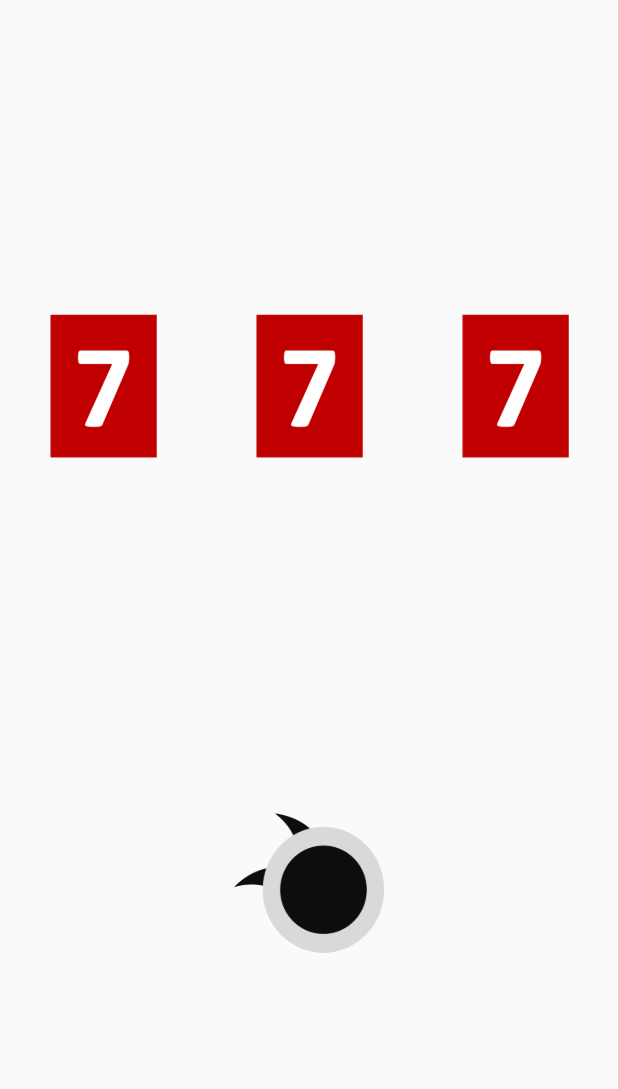
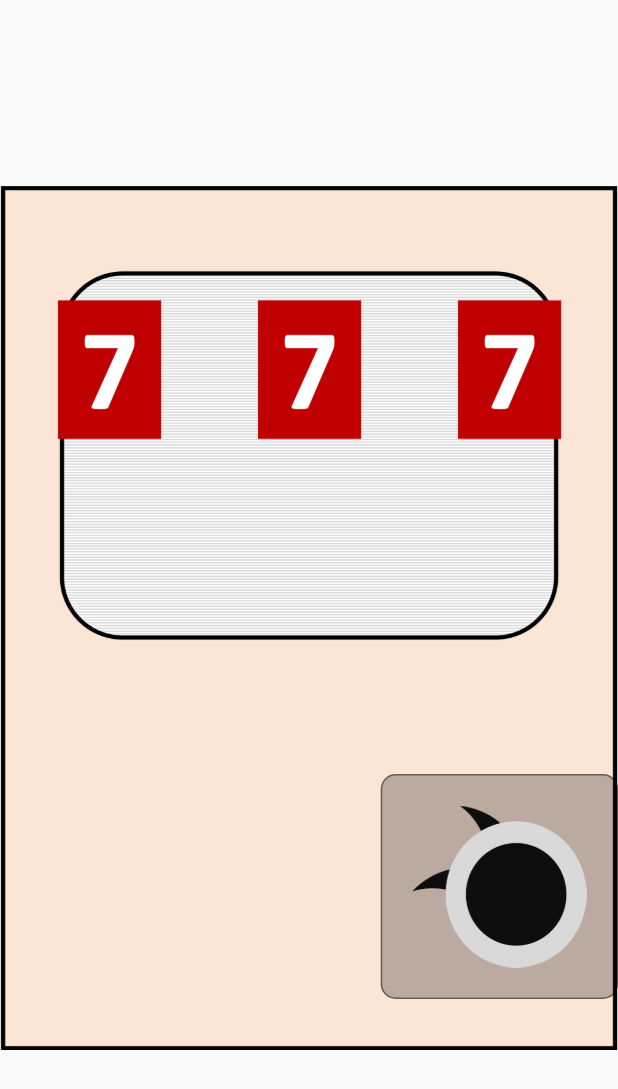
Before and after one commit to uneruby/flutter_test, a Flutter app: the screen it shows after launch, on a phone screen of 412 x 824 dp. Shown: the top 1089 px of the screen. Run offline on Flutter 3.47's test engine with Material 2 defaults, Android fonts, the phone set to English and light mode, and no system bars; our stand-ins replace flutter_riverpod, freezed_annotation.

Commit message:
UIの調整

```diff
--- a/lib/view/home_page.dart
+++ b/lib/view/home_page.dart
@@ -21,11 +21,20 @@ class HomePage extends ConsumerWidget {
     return Scaffold(
       body: SizedBox(
           width: double.infinity,
+          child: Container(
+            decoration: const BoxDecoration(
+                image: DecorationImage(
+              image: AssetImage('images/mockKYOUTAI.png'),
+            )),
             child: Column(
                 mainAxisAlignment: MainAxisAlignment.spaceEvenly,
                 crossAxisAlignment: CrossAxisAlignment.center,
                 children: [
-              Row(
+                  SizedBox(
+                      width: 400,
+                      height: 200,
+                      child: Row(
+                        mainAxisAlignment: MainAxisAlignment.center,
                         children: [
                           Expanded(
                               child: Visibility(
@@ -52,10 +61,18 @@ class HomePage extends ConsumerWidget {
                                   child: Image.asset(
                                       images.items[_homePageState.indexR]))),
                         ],
+                      )),
+                  Container(
+                      alignment: Alignment.bottomRight,
+                      width: 600,
+                      height: 150,
+                      child: Container(
+                          padding: const EdgeInsets.all(20),
+                          decoration: BoxDecoration(
+                            color: Colors.black26,
+                            border: Border.all(color: Colors.black45),
+                            borderRadius: BorderRadius.circular(10),
                           ),
-              SizedBox(
-                  width: 100,
-                  height: 100,
                           child: InkResponse(
                             onTap: () {
                               _homePageNotifier.loopLottery();
@@ -64,8 +81,8 @@ class HomePage extends ConsumerWidget {
                               angle: _homePageState.handleAngle * pi / 180,
                               child: Image.asset("images/handle.png"),
                             ),
-                  ))
-            ],
+                          )))
+                ]),
           )),
     );
   }
--- a/lib/view_model/home_page_notifier.dart
+++ b/lib/view_model/home_page_notifier.dart
@@ -29,7 +29,7 @@ class HomePageNotifier extends StateNotifier<HomePageState> {
   }
 
   setResult() {
-    var temp = math.Random().nextInt(10);
+    var temp = math.Random().nextInt(8);
     var resultState = true;
     if (temp == 1) {
       return resultState = true;
```
Also changed, not shown: images/mockKYOUTAI.png (added). Lines whose indentation alone changed are shown as unchanged.
